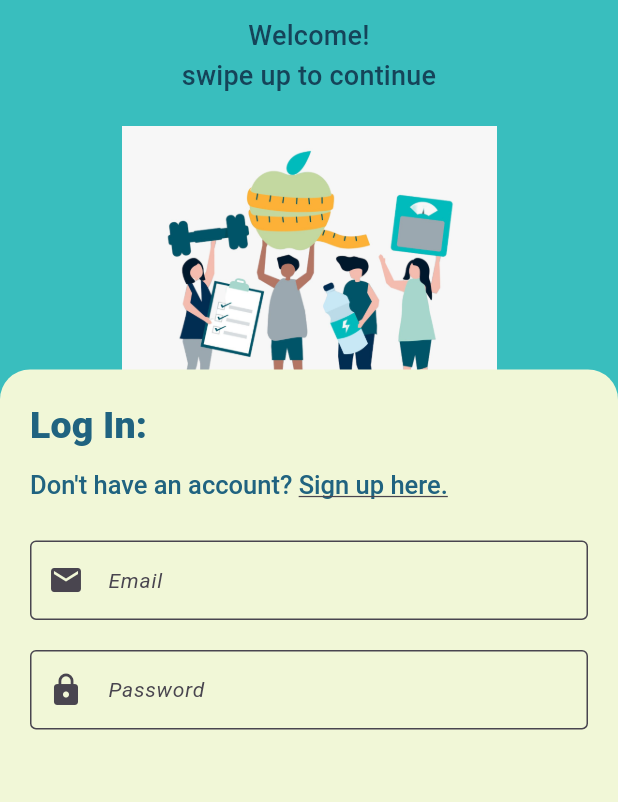
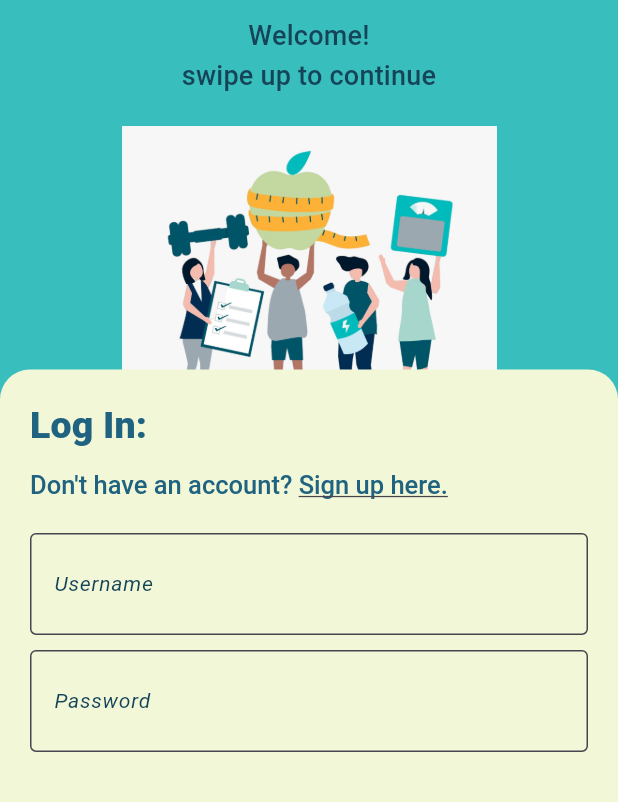
Before and after one commit to zeynepozgurgun/fit_life, a Flutter app: the screen it shows after launch, on a phone screen of 412 x 824 dp, the part 434-1236 px from its top. Run offline on Flutter 3.47's test engine with Material 3 defaults, Android fonts, the phone set to English and light mode, and no system bars; our stand-ins replace firebase_core, google_fonts, image_picker; accounts and stored records are empty.

Commit message:
Revert "Feature/Fitlife-6 Firebase register & login operations"
This reverts commit 301e9f7a3df500ed16e811df5a5ba9e6d6965a71.

```diff
--- a/lib/core/theme.dart
+++ b/lib/core/theme.dart
@@ -1,7 +1,7 @@
 import 'package:flutter/material.dart';
 import 'package:google_fonts/google_fonts.dart';
 
-const ColorScheme _colors =  ColorScheme(
+const ColorScheme _colors = const ColorScheme(
   primary: const Color(0xFFf1f7d7),
   onPrimary: const Color(0xFFfbe3a3),
   secondary: const Color(0xFF206380),
--- a/lib/features/login_page.dart
+++ b/lib/features/login_page.dart
@@ -1,45 +1,27 @@
+// login_page.dart
 import 'package:flutter/gestures.dart';
 import 'package:flutter/material.dart';
-import 'package:firebase_auth/firebase_auth.dart';
 import 'package:fit_life/features/signup_page.dart';
-import 'package:image_picker/image_picker.dart';
 
 class LoginPage extends StatelessWidget {
-   LoginPage({super.key});
-
-  final TextEditingController _tEmail = TextEditingController();
-  final TextEditingController _tPassword = TextEditingController();
+  const LoginPage({super.key});
 
   @override
   Widget build(BuildContext context) {
     final ColorScheme colorScheme = Theme.of(context).colorScheme;
 
     return Scaffold(
-      backgroundColor: colorScheme.surface,
+      backgroundColor: colorScheme.surface, // Turkuaz renk
       body: GestureDetector(
         onTap: () {
+          // Klavyeyi kapat
           FocusScope.of(context).unfocus();
         },
         child: Stack(
           children: [
-            const BackgroundContent(),
-            LoginPanel(
-              emailController: _tEmail,
-              passwordController: _tPassword,
-            ),
-          ],
-        ),
-      ),
-    );
-  }
-}
-
-class BackgroundContent extends StatelessWidget {
-  const BackgroundContent({super.key});
-
-  @override
-  Widget build(BuildContext context) {
-    return Center(
+            // Arka plan
+            Container(
+              child: Center(
                 child: Column(
                   mainAxisAlignment: MainAxisAlignment.center,
                   children: [
@@ -54,51 +36,14 @@ class BackgroundContent extends StatelessWidget {
                       style: Theme.of(context).textTheme.titleMedium,
                     ),
                     const SizedBox(height: 20),
+                    // Burada arka plan görseli yer alacak
                     Image.asset('assets/images/login_image.png', height: 200),
                   ],
                 ),
-    );
-  }
-}
-
-class LoginPanel extends StatelessWidget {
-  final TextEditingController emailController;
-  final TextEditingController passwordController;
-
-  const LoginPanel({
-    super.key,
-    required this.emailController,
-    required this.passwordController,
-  });
-
-  Future<void> _login(BuildContext context) async {
-    try {
-      UserCredential userCredential = await FirebaseAuth.instance.signInWithEmailAndPassword(
-        email: emailController.text,
-        password: passwordController.text,
-      );
-      // Kullanıcı başarılı bir şekilde giriş yaptıktan sonra yönlendirme yapabilirsiniz
-      Navigator.pushReplacementNamed(context, '/home');
-    } on FirebaseAuthException catch (e) {
-      String message;
-      if (e.code == 'user-not-found') {
-        message = 'No user found for that email.';
-      } else if (e.code == 'wrong-password') {
-        message = 'Wrong password provided for that user.';
-      } else {
-        message = 'Something went wrong. Please try again.';
-      }
-      ScaffoldMessenger.of(context).showSnackBar(
-        SnackBar(content: Text(message)),
-      );
-    }
-  }
-
-  @override
-  Widget build(BuildContext context) {
-    final ColorScheme colorScheme = Theme.of(context).colorScheme;
-
-    return DraggableScrollableSheet(
+              ),
+            ),
+            // Login paneli
+            DraggableScrollableSheet(
               initialChildSize: 0.35,
               minChildSize: 0.35,
               maxChildSize: 0.85,
@@ -106,75 +51,18 @@ class LoginPanel extends StatelessWidget {
                 return Container(
                   decoration: BoxDecoration(
                     color: colorScheme.primary,
-            borderRadius: const BorderRadius.vertical(top: Radius.circular(20)),
+                    borderRadius: BorderRadius.vertical(top: Radius.circular(20)),
                   ),
                   padding: const EdgeInsets.all(20),
                   child: ListView(
                     controller: controller,
                     children: [
-              const LoginTitle(),
-              const SizedBox(height: 10),
-              const SignUpLink(),
-              const SizedBox(height: 20),
-              _inputField(emailController, 'Email', Icons.email),
-              const SizedBox(height: 10),
-              _inputField(passwordController, 'Password', Icons.lock, obscureText: true),
-              const SizedBox(height: 20),
-              ElevatedButton(
-                style: ElevatedButton.styleFrom(
-                  backgroundColor: colorScheme.secondary,
-                  foregroundColor: colorScheme.onSecondary,
-                ),
-                child: Text(
-                  'Log in',
-                  style: Theme.of(context).textTheme.headlineSmall?.copyWith(color: Colors.white),
-                ),
-                onPressed: () => _login(context),
-              ),
-              const ContinueWithoutAccountButton(),
-            ],
-          ),
-        );
-      },
-    );
-  }
-
-  Widget _inputField(TextEditingController controller, String hint, IconData iconData, {bool obscureText = false}) {
-    return Padding(
-      padding: const EdgeInsets.symmetric(vertical: 5),
-      child: TextField(
-        controller: controller,
-        obscureText: obscureText,
-        decoration: InputDecoration(
-          labelText: hint,
-          border: const OutlineInputBorder(),
-          prefixIcon: Icon(iconData),
-        ),
-      ),
-    );
-  }
-}
-
-class LoginTitle extends StatelessWidget {
-  const LoginTitle({super.key});
-
-  @override
-  Widget build(BuildContext context) {
-    return Text(
+                      Text(
                         'Log In:',
                         style: Theme.of(context).textTheme.titleSmall,
-    );
-  }
-}
-
-class SignUpLink extends StatelessWidget {
-  const SignUpLink({super.key});
-
-  @override
-  Widget build(BuildContext context) {
-    final ColorScheme colorScheme = Theme.of(context).colorScheme;
-
-    return RichText(
+                      ),
+                      const SizedBox(height: 10),
+                      RichText(
                         text: TextSpan(
                           text: "Don't have an account? ",
                           style: Theme.of(context).textTheme.headlineSmall,
@@ -182,7 +70,7 @@ class SignUpLink extends StatelessWidget {
                             TextSpan(
                               text: 'Sign up here.',
                               style: TextStyle(
-              color: colorScheme.secondary,
+                                color: colorScheme.secondary, // Farklı renk
                                 decoration: TextDecoration.underline,
                               ),
                               recognizer: TapGestureRecognizer()
@@ -197,21 +85,53 @@ class SignUpLink extends StatelessWidget {
                             ),
                           ],
                         ),
-    );
-  }
-}
-
-class ContinueWithoutAccountButton extends StatelessWidget {
-  const ContinueWithoutAccountButton({super.key});
-
-  @override
-  Widget build(BuildContext context) {
-    return TextButton(
+                      ),
+                      const SizedBox(height: 20),
+                      TextField(
+                        style: Theme.of(context).textTheme.titleSmall,
+                        decoration: InputDecoration(
+                          labelText: 'Username',
+                          border: const OutlineInputBorder(),
+                          labelStyle: TextStyle(color: colorScheme.onSecondary),
+                        ),
+                      ),
+                      const SizedBox(height: 10),
+                      TextField(
+                        obscureText: true,
+                        style: Theme.of(context).textTheme.titleSmall,
+                        decoration: InputDecoration(
+                          labelText: 'Password',
+                          border: const OutlineInputBorder(),
+                          labelStyle: TextStyle(color: colorScheme.onSecondary),
+                        ),
+                      ),
+                      const SizedBox(height: 20),
+                      ElevatedButton(
+                        style: ElevatedButton.styleFrom(
+                          backgroundColor: colorScheme.secondary,
+                          foregroundColor: colorScheme.onSecondary,
+                        ),
+                        child: Text(
+                          'Log in',
+                          style: Theme.of(context).textTheme.headlineSmall?.copyWith(color: Colors.white),
+                        ),
+                        onPressed: () {},
+                      ),
+                      TextButton(
                         child: Text(
                           'Continue without an account',
                           style: Theme.of(context).textTheme.bodyLarge,
                         ),
                         onPressed: () {},
+                      ),
+                    ],
+                  ),
+                );
+              },
+            ),
+          ],
+        ),
+      ),
     );
   }
 }
--- a/lib/features/my_account.dart
+++ b/lib/features/my_account.dart
@@ -12,10 +12,9 @@ class MyAccount extends StatefulWidget {
 
 class _MyAccountState extends State<MyAccount> {
   File? _image;
-  final ImagePicker _picker = ImagePicker(); // ImagePicker örneğini oluşturun
 
   Future<void> _pickImage() async {
-    final pickedFile = await _picker.pickImage(source: ImageSource.gallery);
+    final pickedFile = await ImagePicker().pickImage(source: ImageSource.gallery);
     if (pickedFile != null) {
       setState(() {
         _image = File(pickedFile.path);
--- a/lib/main.dart
+++ b/lib/main.dart
@@ -23,7 +23,7 @@ class MyApp extends StatelessWidget {
     return MaterialApp(
       title: 'Fitlife',
       theme: appTheme, // Özel temamızı burada kullanıyoruz
-      home: LoginPage(), // Ana sayfa olarak LoginPage'i kullanıyoruz
+      home: const LoginPage(), // Ana sayfa olarak LoginPage'i kullanıyoruz
       debugShowCheckedModeBanner: false, // Debug etiketini kaldırıyoruz
     );
   }
--- a/lib/services/auth_service.dart
+++ /dev/null
@@ -1,12 +0,0 @@
-import 'package:cloud_firestore/cloud_firestore.dart';
-class AuthService {
-  final userCollection = FirebaseFirestore.instance.collection("users");
-
-  Future <void> registerUser({required String email,required String password}) async {
-    await userCollection.doc().set({
-      "email" : email,
-      "password" : password
-    });
-  }
-
-}
```
Also changed, not shown: pubspec.yaml (+63 -8 lines), pubspec.lock, 8 other files. Lines whose indentation alone changed are shown as unchanged.
